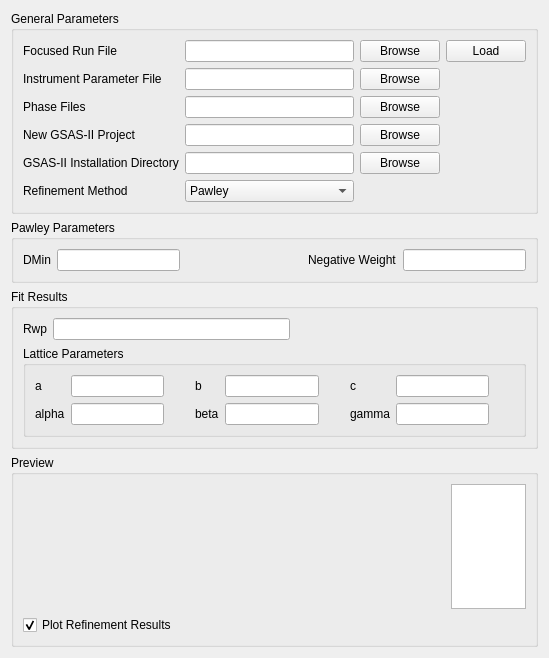
First picture: the form in qt/scientific_interfaces/EnggDiffraction/EnggDiffractionQtTabGSAS.ui, repository mantidproject/mantid, before the edit.
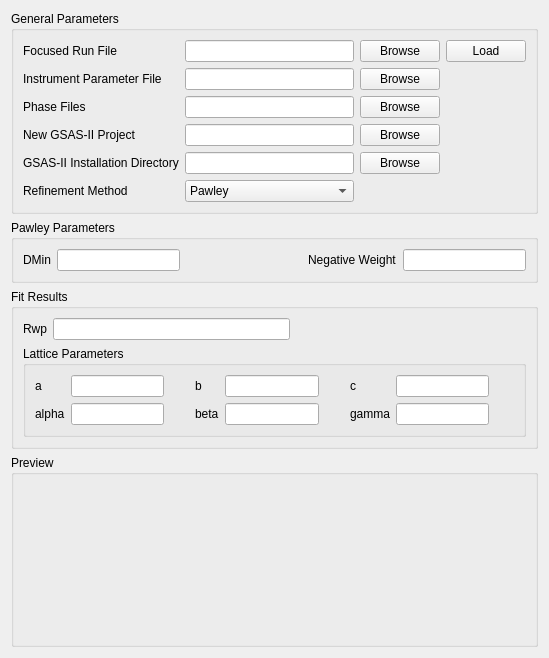
Second picture: the form after the edit. Custom widgets are drawn as their Qt base class.

Commit message: Re #21640 Removed multi-run widget from gsas fitting view

Diff of the .ui file:
```diff
--- a/qt/scientific_interfaces/EnggDiffraction/EnggDiffractionQtTabGSAS.ui
+++ b/qt/scientific_interfaces/EnggDiffraction/EnggDiffractionQtTabGSAS.ui
@@ -461,77 +461,11 @@
      <property name="title">
       <string>Preview</string>
      </property>
-     <layout class="QGridLayout" name="gridLayout_3">
-      <item row="1" column="0">
-       <widget class="QCheckBox" name="checkBox_showRefinementResults">
-        <property name="toolTip">
-         <string>Overplot fitted peaks and display fit output parameters, if a fit has been run</string>
-        </property>
-        <property name="text">
-         <string>Plot Refinement Results</string>
-        </property>
-        <property name="checked">
-         <bool>true</bool>
-        </property>
-       </widget>
-      </item>
-      <item row="0" column="2">
-       <widget class="QListWidget" name="listWidget_runLabels">
-        <property name="sizePolicy">
-         <sizepolicy hsizetype="Fixed" vsizetype="Preferred">
-          <horstretch>1</horstretch>
-          <verstretch>0</verstretch>
-         </sizepolicy>
-        </property>
-        <property name="minimumSize">
-         <size>
-          <width>75</width>
-          <height>0</height>
-         </size>
-        </property>
-        <property name="maximumSize">
-         <size>
-          <width>75</width>
-          <height>16777215</height>
-         </size>
-        </property>
-       </widget>
-      </item>
-      <item row="0" column="0">
-       <widget class="QwtPlot" name="plotArea">
-        <property name="sizePolicy">
-         <sizepolicy hsizetype="Expanding" vsizetype="Expanding">
-          <horstretch>4</horstretch>
-          <verstretch>2</verstretch>
-         </sizepolicy>
-        </property>
-        <property name="minimumSize">
-         <size>
-          <width>0</width>
-          <height>0</height>
-         </size>
-        </property>
-        <property name="sizeIncrement">
-         <size>
-          <width>2</width>
-          <height>2</height>
-         </size>
-        </property>
-       </widget>
-      </item>
-     </layout>
+     <layout class="QGridLayout" name="gridLayout_multiRunWidget"/>
     </widget>
    </item>
   </layout>
  </widget>
- <customwidgets>
-  <customwidget>
-   <class>QwtPlot</class>
-   <extends>QFrame</extends>
-   <header>qwt_plot.h</header>
-   <container>1</container>
-  </customwidget>
- </customwidgets>
  <resources/>
  <connections/>
 </ui>
```
The commit also changes 17 other files.
